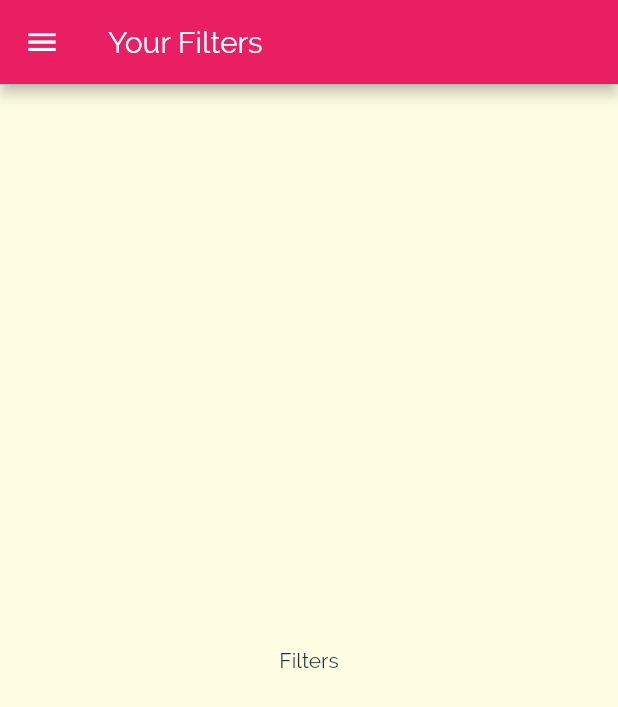
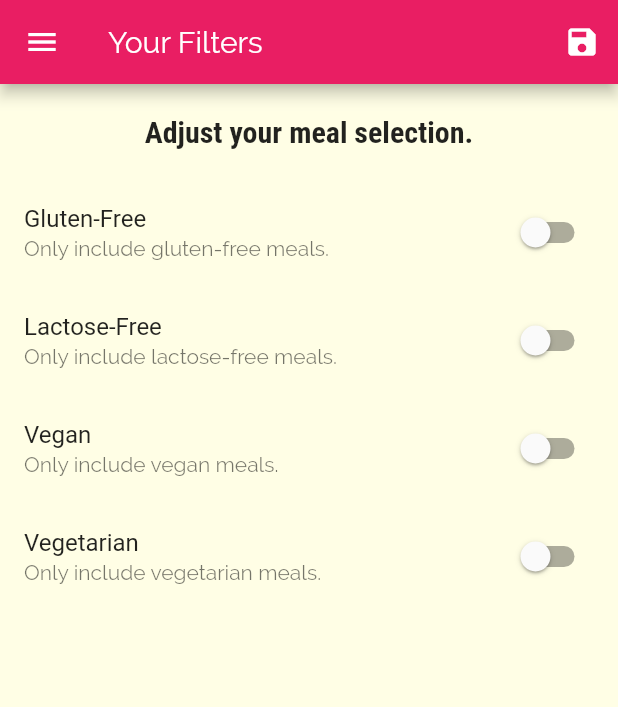
Before and after one commit to Linkonsq/Meals-App, a Flutter app: the FiltersScreen screen opened by its route, on a phone screen of 412 x 824 dp. Shown: the top 707 px of the screen. Run offline on Flutter 3.47's test engine with Material 2 defaults, Android fonts, the phone set to English and light mode, and no system bars.

Commit message:
Update filtering

```diff
--- a/lib/main.dart
+++ b/lib/main.dart
@@ -1,5 +1,6 @@
 import 'package:flutter/material.dart';
-import 'package:mealsapp/screens/categories_screen.dart';
+import 'package:mealsapp/dummy_data.dart';
+import 'package:mealsapp/models/meal.dart';
 import 'package:mealsapp/screens/category_meals_screen.dart';
 import 'package:mealsapp/screens/filters_screen.dart';
 import 'package:mealsapp/screens/meal_detail_screen.dart';
@@ -7,7 +8,43 @@ import 'package:mealsapp/screens/tabs_screen.dart';
 
 void main() => runApp(MyApp());
 
-class MyApp extends StatelessWidget {
+class MyApp extends StatefulWidget {
+  @override
+  _MyAppState createState() => _MyAppState();
+}
+
+class _MyAppState extends State<MyApp> {
+  Map<String, bool> _filters = {
+    'gluten': false,
+    'lactose': false,
+    'vegan': false,
+    'vegetarian': false,
+  };
+
+  List<Meal> _availableMeals = DUMMY_MEALS;
+
+  void _setFilters(Map<String, bool> filterData) {
+    setState(() {
+      _filters = filterData;
+
+      _availableMeals = DUMMY_MEALS.where((meal) {
+        if (_filters['gluten'] && !meal.isGlutenFree) {
+          return false;
+        }
+        if (_filters['lactose'] && !meal.isLactoseFree) {
+          return false;
+        }
+        if (_filters['vegan'] && !meal.isVegan) {
+          return false;
+        }
+        if (_filters['vegetarian'] && !meal.isVegetarian) {
+          return false;
+        }
+        return true;
+      }).toList();
+    });
+  }
+
   @override
   Widget build(BuildContext context) {
     return MaterialApp(
@@ -33,9 +70,10 @@ class MyApp extends StatelessWidget {
       ),
       routes: {
         '/': (ctx) => TabsScreen(),
-        CategoryMealsScreen.routeName: (ctx) => CategoryMealsScreen(),
+        CategoryMealsScreen.routeName: (ctx) =>
+            CategoryMealsScreen(_availableMeals),
         MealDetailScreen.routeName: (ctx) => MealDetailScreen(),
-        FiltersScreen.routeName: (ctx) => FiltersScreen(),
+        FiltersScreen.routeName: (ctx) => FiltersScreen(_filters, _setFilters),
       },
     );
   }
--- a/lib/screens/category_meals_screen.dart
+++ b/lib/screens/category_meals_screen.dart
@@ -1,10 +1,12 @@
 import 'package:flutter/material.dart';
-import 'package:mealsapp/dummy_data.dart';
 import 'package:mealsapp/models/meal.dart';
 import 'package:mealsapp/widgets/meal_item.dart';
 
 class CategoryMealsScreen extends StatefulWidget {
   static const routeName = '/category-meals';
+  final List<Meal> availableMeals;
+
+  CategoryMealsScreen(this.availableMeals);
 
   @override
   _CategoryMealsScreenState createState() => _CategoryMealsScreenState();
@@ -27,7 +29,7 @@ class _CategoryMealsScreenState extends State<CategoryMealsScreen> {
           ModalRoute.of(context).settings.arguments as Map<String, String>;
       categoryTitle = routeArgs['title'];
       final categoryId = routeArgs['id'];
-      displayedMeals = DUMMY_MEALS.where((meal) {
+      displayedMeals = widget.availableMeals.where((meal) {
         return meal.categories.contains(categoryId);
       }).toList();
       _loadedInitData = true;
--- a/lib/screens/filters_screen.dart
+++ b/lib/screens/filters_screen.dart
@@ -1,18 +1,119 @@
 import 'package:flutter/material.dart';
 import 'package:mealsapp/widgets/main_drawer.dart';
 
-class FiltersScreen extends StatelessWidget {
+class FiltersScreen extends StatefulWidget {
   static const routeName = '/filters';
+  final Map<String, bool> currentFilters;
+  final Function saveFilters;
+
+  FiltersScreen(this.currentFilters, this.saveFilters);
+
+  @override
+  _FiltersScreenState createState() => _FiltersScreenState();
+}
+
+class _FiltersScreenState extends State<FiltersScreen> {
+  var _glutenFree = false;
+  var _lactoseFree = false;
+  var _vegan = false;
+  var _vegetarian = false;
+
+  @override
+  initState() {
+    _glutenFree = widget.currentFilters['gluten'];
+    _lactoseFree = widget.currentFilters['lactose'];
+    _vegan = widget.currentFilters['vegan'];
+    _vegetarian = widget.currentFilters['vegetarian'];
+    super.initState();
+  }
+
+  Widget _buildSwitchListTile(
+      String title, String description, bool currentVal, Function updateVal) {
+    return SwitchListTile(
+      title: Text(title),
+      value: currentVal,
+      subtitle: Text(description),
+      onChanged: updateVal,
+    );
+  }
 
   @override
   Widget build(BuildContext context) {
     return Scaffold(
       appBar: AppBar(
         title: Text('Your Filters'),
+        actions: <Widget>[
+          IconButton(
+            icon: Icon(Icons.save),
+            onPressed: () {
+              final selectedFilters = {
+                'gluten': _glutenFree,
+                'lactose': _lactoseFree,
+                'vegan': _vegan,
+                'vegetarian': _vegetarian,
+              };
+              widget.saveFilters(selectedFilters);
+            },
+          )
+        ],
       ),
       drawer: MainDrawer(),
-      body: Center(
-        child: Text('Filters'),
+      body: Column(
+        children: <Widget>[
+          Container(
+            padding: EdgeInsets.all(20),
+            child: Text(
+              'Adjust your meal selection.',
+              style: Theme.of(context).textTheme.title,
+            ),
+          ),
+          Expanded(
+            child: ListView(
+              children: <Widget>[
+                _buildSwitchListTile(
+                  'Gluten-Free',
+                  'Only include gluten-free meals.',
+                  _glutenFree,
+                  (newValue) {
+                    setState(() {
+                      _glutenFree = newValue;
+                    });
+                  },
+                ),
+                _buildSwitchListTile(
+                  'Lactose-Free',
+                  'Only include lactose-free meals.',
+                  _lactoseFree,
+                  (newValue) {
+                    setState(() {
+                      _lactoseFree = newValue;
+                    });
+                  },
+                ),
+                _buildSwitchListTile(
+                  'Vegan',
+                  'Only include vegan meals.',
+                  _vegan,
+                  (newValue) {
+                    setState(() {
+                      _vegan = newValue;
+                    });
+                  },
+                ),
+                _buildSwitchListTile(
+                  'Vegetarian',
+                  'Only include vegetarian meals.',
+                  _vegetarian,
+                  (newValue) {
+                    setState(() {
+                      _vegetarian = newValue;
+                    });
+                  },
+                )
+              ],
+            ),
+          ),
+        ],
       ),
     );
   }
```
